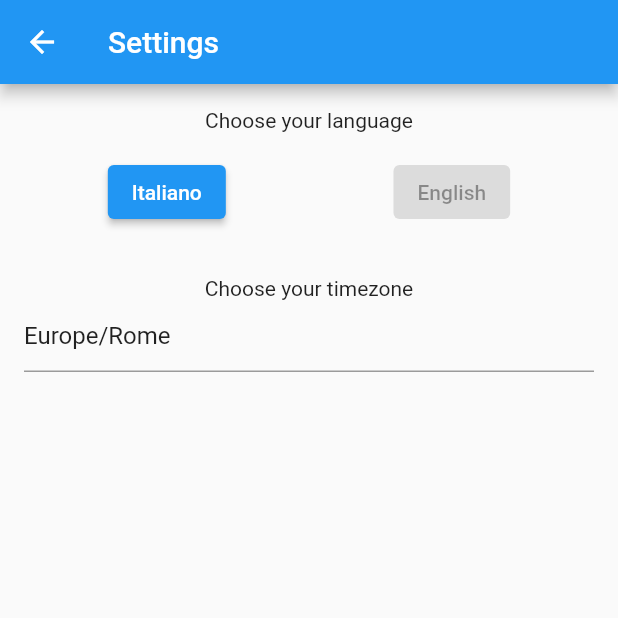
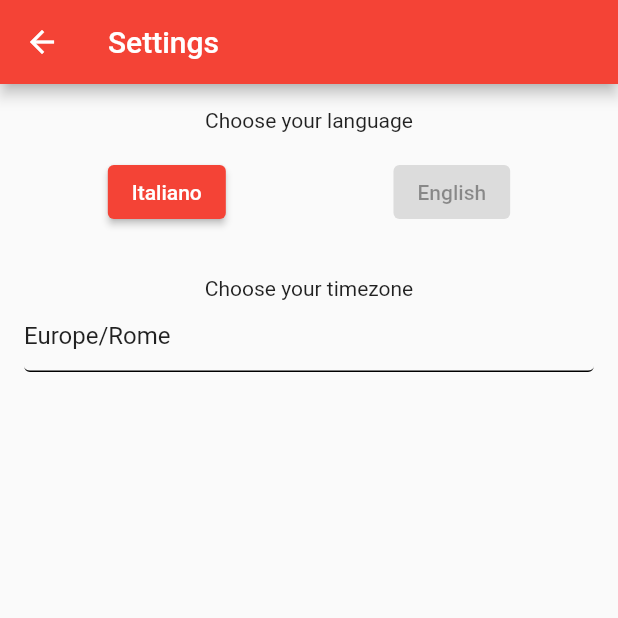
Before and after one commit to FilibertoNencioni/F1-calendar, a Flutter app: the Settings screen opened directly, on a phone screen of 412 x 824 dp, the top half of it. Run offline on Flutter 3.47's test engine with Material 2 defaults, Android fonts, the phone set to English and light mode, and no system bars; our stand-ins replace flutter_easyloading, persistent_bottom_nav_bar_v2, shared_preferences, timezone; missing offline and left inert: device_calendar; accounts and stored records are empty; generated files the repository leaves out were written again.

Commit message:
App theme

```diff
--- a/lib/main.dart
+++ b/lib/main.dart
@@ -1,5 +1,6 @@
 import 'package:f1_calendar/core/globals.dart';
 import 'package:f1_calendar/page_handler.dart';
+import 'package:f1_calendar/theme.dart';
 import 'package:flutter/cupertino.dart';
 import 'package:flutter/material.dart';
 import 'package:flutter_easyloading/flutter_easyloading.dart';
@@ -72,9 +73,8 @@ class AppState extends State<App>{
   Widget build(BuildContext context) {
     return MaterialApp(
       title: 'F1 Calendar',
-      theme: ThemeData(
-        primarySwatch: Colors.blue,
-      ),
+      theme: myTheme,
+
       localizationsDelegates: [
         AppLocalizations.delegate,
         GlobalMaterialLocalizations.delegate,
--- a/lib/page_handler.dart
+++ b/lib/page_handler.dart
@@ -1,5 +1,6 @@
 import 'package:f1_calendar/pages/home.dart';
 import 'package:f1_calendar/pages/settings.dart';
+import 'package:f1_calendar/theme.dart';
 import 'package:flutter/material.dart';
 import 'package:persistent_bottom_nav_bar_v2/persistent-tab-view.dart';
 import 'package:flutter_gen/gen_l10n/app_localizations.dart';
@@ -19,10 +20,12 @@ class PageHandler extends StatelessWidget {
       PersistentBottomNavBarItem(
         icon: Icon(Icons.home),
         title: "Home",
+        activeColorPrimary: myTheme.primaryColor
       ),
       PersistentBottomNavBarItem(
         icon: Icon(Icons.settings),
         title: AppLocalizations.of(context)!.setting,
+        activeColorPrimary: myTheme.primaryColor
       ),
     ];
   }
--- /dev/null
+++ b/lib/theme.dart
@@ -0,0 +1,216 @@
+  import 'package:flutter/material.dart';
+  final ThemeData myTheme = ThemeData(
+    brightness: Brightness.light,
+    primaryColor: Color( 0xfff44336 ),
+    primaryColorLight: Color( 0xffffcdd2 ),
+    primaryColorDark: Color( 0xffd32f2f ),
+    canvasColor: Color( 0xfffafafa ),
+    scaffoldBackgroundColor: Color( 0xfffafafa ),
+    cardColor: Color( 0xffffffff ),
+    dividerColor: Color( 0x1f000000 ),
+    highlightColor: Color( 0x66bcbcbc ),
+    splashColor: Color( 0x66c8c8c8 ),
+    unselectedWidgetColor: Color( 0x8a000000 ),
+    disabledColor: Color( 0x61000000 ),
+    secondaryHeaderColor: Color( 0xffffebee ),
+    dialogBackgroundColor: Color( 0xffffffff ),
+    indicatorColor: Color( 0xfff44336 ),
+    hintColor: Color( 0x8a000000 ),
+    buttonTheme: ButtonThemeData(
+      textTheme: ButtonTextTheme.primary,
+      minWidth: 88,
+      height: 36,
+      padding: EdgeInsets.only(top:0,bottom:0,left:16, right:16),
+      shape:     RoundedRectangleBorder(
+      side: BorderSide(color: Color( 0xff000000 ), width: 0, style: BorderStyle.none, ),
+      borderRadius: BorderRadius.all(Radius.circular(4.0)),
+    )
+ ,
+      alignedDropdown: false ,
+      buttonColor: Color( 0xfff44336 ),
+      disabledColor: Color( 0x61000000 ),
+      highlightColor: Color( 0x00000000 ),
+      splashColor: Color( 0x1fffffff ),
+      focusColor: Color( 0x1f000000 ),
+      hoverColor: Color( 0x0a000000 ),
+      colorScheme: ColorScheme(
+        primary: Color( 0xfff44336 ),
+        primaryVariant: Color( 0xffd32f2f ),
+        secondary: Color( 0xfff44336 ),
+        secondaryVariant: Color( 0xffd32f2f ),
+        surface: Color( 0xffffffff ),
+        background: Color( 0xffef9a9a ),
+        error: Color( 0xffd32f2f ),
+        onPrimary: Color( 0xffffffff ),
+        onSecondary: Color( 0xffffffff ),
+        onSurface: Color( 0xff000000 ),
+        onBackground: Color( 0xffffffff ),
+        onError: Color( 0xffffffff ),
+        brightness: Brightness.light,
+      ),
+    ),
+
+    inputDecorationTheme:   InputDecorationTheme(
+    labelStyle: TextStyle(
+      color: Color( 0xdd000000 ),
+      fontSize: null,
+      fontWeight: FontWeight.w400,
+      fontStyle: FontStyle.normal,
+    ),
+    helperStyle: TextStyle(
+      color: Color( 0xdd000000 ),
+      fontSize: null,
+      fontWeight: FontWeight.w400,
+      fontStyle: FontStyle.normal,
+    ),
+    hintStyle: TextStyle(
+      color: Color( 0xdd000000 ),
+      fontSize: null,
+      fontWeight: FontWeight.w400,
+      fontStyle: FontStyle.normal,
+    ),
+    errorStyle: TextStyle(
+      color: Color( 0xdd000000 ),
+      fontSize: null,
+      fontWeight: FontWeight.w400,
+      fontStyle: FontStyle.normal,
+    ),
+    errorMaxLines: null,
+    isDense: false,
+    contentPadding: EdgeInsets.only(top:12,bottom:12,left:0, right:0),
+    isCollapsed : false,
+    prefixStyle: TextStyle(
+      color: Color( 0xdd000000 ),
+      fontSize: null,
+      fontWeight: FontWeight.w400,
+      fontStyle: FontStyle.normal,
+    ),
+    suffixStyle: TextStyle(
+      color: Color( 0xdd000000 ),
+      fontSize: null,
+      fontWeight: FontWeight.w400,
+      fontStyle: FontStyle.normal,
+    ),
+    counterStyle: TextStyle(
+      color: Color( 0xdd000000 ),
+      fontSize: null,
+      fontWeight: FontWeight.w400,
+      fontStyle: FontStyle.normal,
+    ),
+    filled: false,
+    fillColor: Color( 0x00000000 ), floatingLabelBehavior: FloatingLabelBehavior.auto,
+    errorBorder: UnderlineInputBorder(
+      borderSide: BorderSide(color: Color( 0xff000000 ), width: 1, style: BorderStyle.solid, ),
+      borderRadius: BorderRadius.all(Radius.circular(4.0)),
+    ),
+    focusedBorder: UnderlineInputBorder(
+      borderSide: BorderSide(color: Color( 0xff000000 ), width: 1, style: BorderStyle.solid, ),
+      borderRadius: BorderRadius.all(Radius.circular(4.0)),
+    ),
+    focusedErrorBorder: UnderlineInputBorder(
+      borderSide: BorderSide(color: Color( 0xff000000 ), width: 1, style: BorderStyle.solid, ),
+      borderRadius: BorderRadius.all(Radius.circular(4.0)),
+    ),
+    disabledBorder: UnderlineInputBorder(
+      borderSide: BorderSide(color: Color( 0xff000000 ), width: 1, style: BorderStyle.solid, ),
+      borderRadius: BorderRadius.all(Radius.circular(4.0)),
+    ),
+    enabledBorder: UnderlineInputBorder(
+      borderSide: BorderSide(color: Color( 0xff000000 ), width: 1, style: BorderStyle.solid, ),
+      borderRadius: BorderRadius.all(Radius.circular(4.0)),
+    ),
+    border: UnderlineInputBorder(
+      borderSide: BorderSide(color: Color( 0xff000000 ), width: 1, style: BorderStyle.solid, ),
+      borderRadius: BorderRadius.all(Radius.circular(4.0)),
+    ),
+  ),
+    iconTheme: IconThemeData(
+      color: Color( 0xdd000000 ),
+      opacity: 1,
+      size: 24,
+    ),
+    primaryIconTheme: IconThemeData(
+      color: Color( 0xffffffff ),
+      opacity: 1,
+      size: 24,
+    ),
+    sliderTheme: SliderThemeData(
+      activeTrackColor: null,
+      inactiveTrackColor: null,
+      disabledActiveTrackColor: null,
+      disabledInactiveTrackColor: null,
+      activeTickMarkColor: null,
+      inactiveTickMarkColor: null,
+      disabledActiveTickMarkColor: null,
+      disabledInactiveTickMarkColor: null,
+      thumbColor: null,
+      disabledThumbColor: null,
+      overlayColor: null,
+      valueIndicatorColor: null,
+      showValueIndicator: null,
+      valueIndicatorTextStyle: TextStyle(
+      color: Color( 0xffffffff ),
+      fontSize: null,
+      fontWeight: FontWeight.w400,
+      fontStyle: FontStyle.normal,
+    ),
+    ),
+    tabBarTheme: TabBarTheme(
+      indicatorSize: TabBarIndicatorSize.tab,
+      labelColor: Color( 0xffffffff ),
+      unselectedLabelColor: Color( 0xb2ffffff ),
+    ),
+    chipTheme: ChipThemeData(
+      backgroundColor: Color( 0x1f000000 ),
+      brightness: Brightness.light,
+      deleteIconColor: Color( 0xde000000 ),
+      disabledColor: Color( 0x0c000000 ),
+      labelPadding: EdgeInsets.only(top:0,bottom:0,left:8, right:8),
+      labelStyle: TextStyle(
+      color: Color( 0xde000000 ),
+      fontSize: null,
+      fontWeight: FontWeight.w400,
+      fontStyle: FontStyle.normal,
+    ),
+      padding: EdgeInsets.only(top:4,bottom:4,left:4, right:4),
+      secondaryLabelStyle: TextStyle(
+      color: Color( 0x3d000000 ),
+      fontSize: null,
+      fontWeight: FontWeight.w400,
+      fontStyle: FontStyle.normal,
+    ),
+      secondarySelectedColor: Color( 0x3df44336 ),
+      selectedColor: Color( 0x3d000000 ),
+      shape: StadiumBorder( side: BorderSide(color: Color( 0xff000000 ), width: 0, style: BorderStyle.none, ) ),
+    ),
+    dialogTheme: DialogTheme(
+      shape:     RoundedRectangleBorder(
+      side: BorderSide(color: Color( 0xff000000 ), width: 0, style: BorderStyle.none, ),
+      borderRadius: BorderRadius.all(Radius.circular(0.0)),
+    )
+
+    ), switchTheme: SwitchThemeData(
+ thumbColor: MaterialStateProperty.resolveWith<Color?>((Set<MaterialState> states) {
+ if (states.contains(MaterialState.disabled)) { return null; }
+ if (states.contains(MaterialState.selected)) { return Color( 0xffe53935 ); }
+ return null;
+ }),
+ trackColor: MaterialStateProperty.resolveWith<Color?>((Set<MaterialState> states) {
+ if (states.contains(MaterialState.disabled)) { return null; }
+ if (states.contains(MaterialState.selected)) { return Color( 0xffe53935 ); }
+ return null;
+ }),
+ ), radioTheme: RadioThemeData(
+ fillColor: MaterialStateProperty.resolveWith<Color?>((Set<MaterialState> states) {
+ if (states.contains(MaterialState.disabled)) { return null; }
+ if (states.contains(MaterialState.selected)) { return Color( 0xffe53935 ); }
+ return null;
+ }),
+ ), checkboxTheme: CheckboxThemeData(
+ fillColor: MaterialStateProperty.resolveWith<Color?>((Set<MaterialState> states) {
+ if (states.contains(MaterialState.disabled)) { return null; }
+ if (states.contains(MaterialState.selected)) { return Color( 0xffe53935 ); }
+ return null;
+ }),
+ ), bottomAppBarTheme: BottomAppBarTheme(color: Color( 0xffffffff )), colorScheme: ColorScheme.fromSwatch(primarySwatch: Colors.red).copyWith(background: Color( 0xffef9a9a )).copyWith(error: Color( 0xffd32f2f )).copyWith(secondary: Color( 0xfff44336 )), textSelectionTheme: TextSelectionThemeData(cursorColor: Color( 0xff4285f4 ), selectionColor: Color( 0xffef9a9a ), selectionHandleColor: Color( 0xffe57373 ),),
+  );
```
